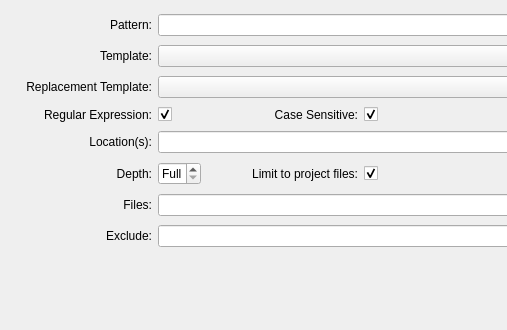
The window that plugins/grepview/grepwidget.ui (KDE/kdevelop) describes before a commit, drawn with Qt 5; both pictures show x 0 to 507 and y 0 to 330 of the 730 by 330 pixel window.
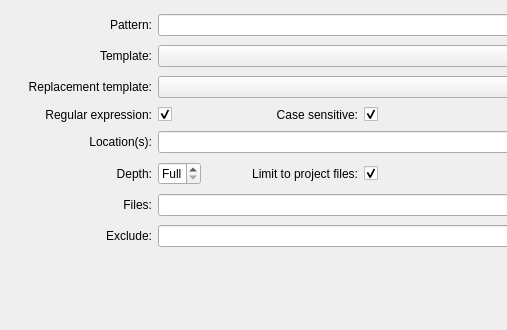
The same window after the commit. Custom widgets are drawn as their Qt base class.

```diff
--- a/plugins/grepview/grepwidget.ui
+++ b/plugins/grepview/grepwidget.ui
@@ -166,7 +166,7 @@
    <item row="3" column="2">
     <widget class="QLabel" name="label_11">
      <property name="text">
-      <string>Case Sensitive:</string>
+      <string>Case sensitive:</string>
      </property>
      <property name="alignment">
       <set>Qt::AlignRight|Qt::AlignTrailing|Qt::AlignVCenter</set>
@@ -323,7 +323,7 @@
    <item row="3" column="0">
     <widget class="QLabel" name="label_10">
      <property name="text">
-      <string>Regular Expression:</string>
+      <string>Regular expression:</string>
      </property>
      <property name="alignment">
       <set>Qt::AlignRight|Qt::AlignTrailing|Qt::AlignVCenter</set>
@@ -385,7 +385,7 @@
    <item row="2" column="0">
     <widget class="QLabel" name="label_4">
      <property name="text">
-      <string>Replacement Template:</string>
+      <string>Replacement template:</string>
      </property>
      <property name="alignment">
       <set>Qt::AlignRight|Qt::AlignTrailing|Qt::AlignVCenter</set>
```
